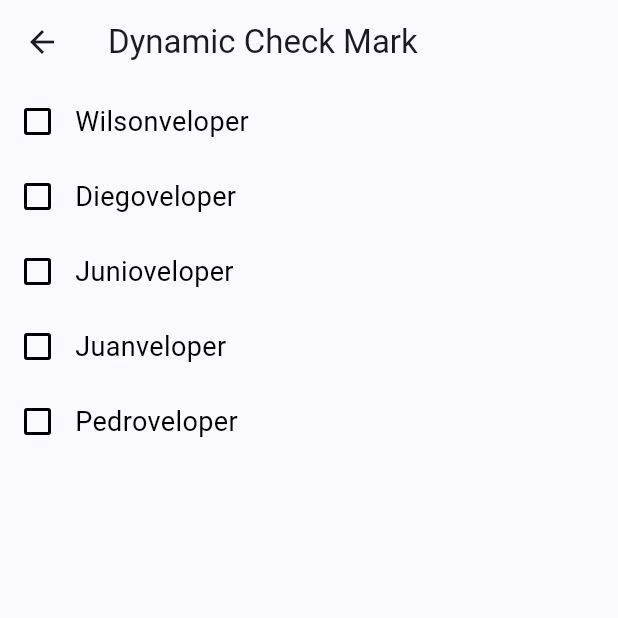
After one commit to hydev777/wt-flutter-samples, a Flutter app: the screen it shows after launch, after a tap on "Dynamic Check Mark", on a phone screen of 412 x 824 dp, the top half of it. The commit adds this screen. Run offline on Flutter 3.47's test engine with Material 3 defaults, Android fonts, the light colour scheme and no system bars.

Commit message:
added animated checkbox

```diff
--- /dev/null
+++ b/lib/dynamic_check_mark.dart
@@ -0,0 +1,158 @@
+import 'dart:ui';
+
+import 'package:flutter/material.dart';
+
+class DynamicCheckMark extends StatefulWidget {
+  const DynamicCheckMark({super.key});
+
+  @override
+  State<DynamicCheckMark> createState() => _DynamicCheckMarkState();
+}
+
+class _DynamicCheckMarkState extends State<DynamicCheckMark> {
+  List<Item> items = [
+    Item(name: 'Wilsonveloper', selected: false),
+    Item(name: 'Diegoveloper', selected: false),
+    Item(name: 'Junioveloper', selected: false),
+    Item(name: 'Juanveloper', selected: false),
+    Item(name: 'Pedroveloper', selected: false),
+  ];
+
+  @override
+  Widget build(BuildContext context) {
+    return Scaffold(
+      appBar: AppBar(
+        title: const Text('Dynamic Check Mark'),
+      ),
+      body: ListView.builder(
+        itemCount: items.length,
+        itemBuilder: (context, index) {
+          return ItemWidget(
+            item: items[index],
+            onSelect: (value) {
+              setState(() {
+                items[index] = items[index].copyWith(
+                  selected: value,
+                );
+              });
+            },
+          );
+        },
+      ),
+    );
+  }
+}
+
+class ItemWidget extends StatefulWidget {
+  const ItemWidget({
+    super.key,
+    required this.item,
+    required this.onSelect,
+  });
+
+  final Item item;
+  final Function(bool?) onSelect;
+
+  @override
+  State<ItemWidget> createState() => _ItemWidgetState();
+}
+
+class _ItemWidgetState extends State<ItemWidget>
+    with SingleTickerProviderStateMixin {
+  late AnimationController _controller;
+
+  @override
+  void initState() {
+    super.initState();
+
+    _controller = AnimationController(
+      vsync: this,
+      duration: const Duration(milliseconds: 180),
+    );
+  }
+
+  @override
+  Widget build(BuildContext context) {
+    return AnimatedBuilder(
+        animation: _controller,
+        builder: (context, _) {
+          double value;
+          if (_controller.status == AnimationStatus.forward) {
+            value = Curves.easeOut.transform(_controller.value);
+          } else if (_controller.status == AnimationStatus.reverse) {
+            value = Curves.easeIn.transform(_controller.value);
+          } else {
+            value = Curves.easeInOut.transform(_controller.value);
+          }
+          final scale = lerpDouble(1.0, 1.4, value);
+          final fontSize = lerpDouble(18, 26, value);
+          final fontWeight =
+              FontWeight.lerp(FontWeight.normal, FontWeight.bold, value);
+          final borderWidth = lerpDouble(2, 4, value);
+          final selectColor = Color.lerp(Colors.black, Colors.amber, value);
+
+          return Row(
+            children: [
+              SizedBox(
+                height: 50,
+                width: 50,
+                child: Transform.scale(
+                  scale: scale,
+                  child: Checkbox(
+                    activeColor: selectColor,
+                    value: widget.item.selected,
+                    side: BorderSide(
+                      color: selectColor!,
+                      width: borderWidth!,
+                    ),
+                    onChanged: (bool? value) {
+                      widget.onSelect(value);
+
+                      if (value ?? false) {
+                        _controller.forward();
+                      } else {
+                        _controller.reverse();
+                      }
+                    },
+                  ),
+                ),
+              ),
+              Text(
+                widget.item.name,
+                style: TextStyle(
+                  color: selectColor,
+                  fontSize: fontSize,
+                  fontWeight: fontWeight,
+                ),
+              ),
+            ],
+          );
+        });
+  }
+
+  @override
+  void dispose() {
+    _controller.dispose();
+    super.dispose();
+  }
+}
+
+class Item {
+  Item({
+    required this.name,
+    required this.selected,
+  });
+
+  final String name;
+  final bool selected;
+
+  Item copyWith({
+    String? name,
+    bool? selected,
+  }) {
+    return Item(
+      name: name ?? this.name,
+      selected: selected ?? this.selected,
+    );
+  }
+}
--- a/lib/main.dart
+++ b/lib/main.dart
@@ -1,6 +1,7 @@
 import 'package:flutter/material.dart';
 
 import 'animated_button_1.dart';
+import 'dynamic_check_mark.dart';
 import 'flipping_cards.dart';
 import 'half_circle.dart';
 import 'presentation.dart';
@@ -48,16 +49,6 @@ class _MyHomePageState extends State<MyHomePage> {
               onPressed: () {
                 Navigator.of(context).push(
                   MaterialPageRoute<void>(
-                    builder: (BuildContext context) => const AnimatedButton1(),
-                  ),
-                );
-              },
-              child: const Text('Animated Button'),
-            ),
-            FilledButton(
-              onPressed: () {
-                Navigator.of(context).push(
-                  MaterialPageRoute<void>(
                     builder: (BuildContext context) => const FlippingCard(),
                   ),
                 );
@@ -84,6 +75,26 @@ class _MyHomePageState extends State<MyHomePage> {
               },
               child: const Text('Half Circle'),
             ),
+            FilledButton(
+              onPressed: () {
+                Navigator.of(context).push(
+                  MaterialPageRoute<void>(
+                    builder: (BuildContext context) => const AnimatedButton1(),
+                  ),
+                );
+              },
+              child: const Text('Animated Button'),
+            ),
+            FilledButton(
+              onPressed: () {
+                Navigator.of(context).push(
+                  MaterialPageRoute<void>(
+                    builder: (BuildContext context) => const DynamicCheckMark(),
+                  ),
+                );
+              },
+              child: const Text('Dynamic Check Mark'),
+            ),
           ],
         ),
       ),
```
